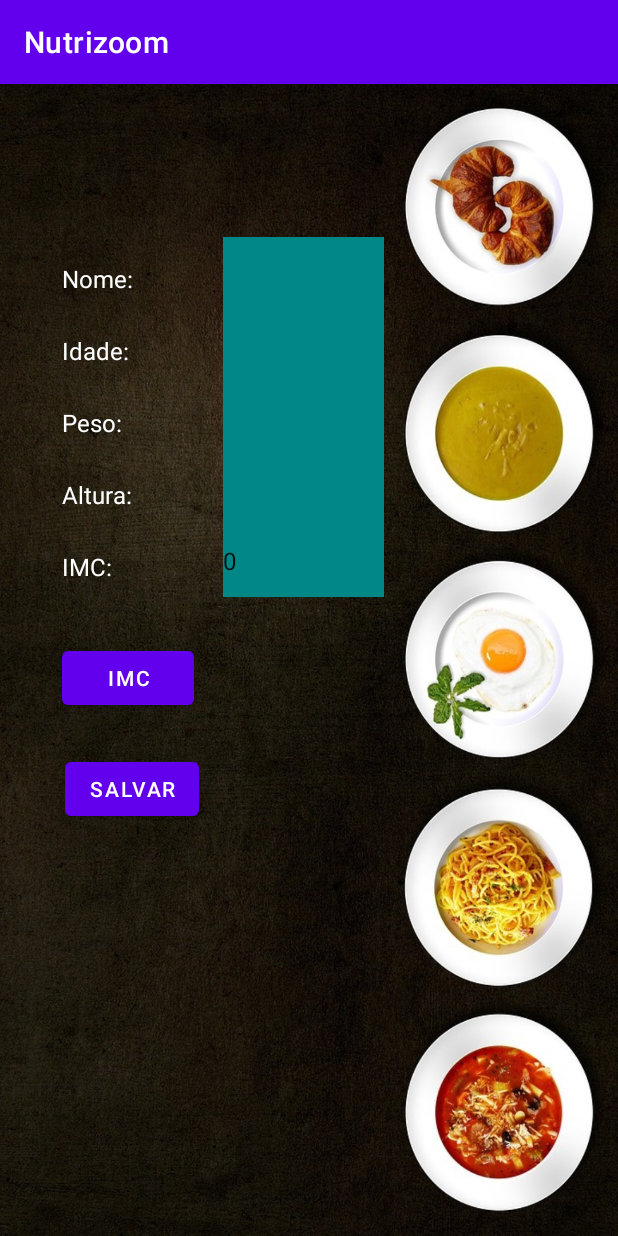
After one commit to ewertonfac/Nutrizoom, an Android app: the PerfilActivity screen opened directly, with no data from a screen before it, on a phone screen of 412 x 824 dp. The commit adds this screen. Run offline under Robolectric (Android 15) with nearby library versions, the phone set to English and light mode, and no system bars.

Commit message:
Telas Perfil e Pesquisa iniciadas.

```diff
--- a/app/build.gradle
+++ b/app/build.gradle
@@ -28,6 +28,7 @@ android {
     buildFeatures {
         viewBinding true
     }
+    namespace 'com.tcc.nutrizoom'
 }
 
 dependencies {
--- /dev/null
+++ b/app/src/main/java/com/tcc/nutrizoom/PerfilActivity.java
@@ -0,0 +1,86 @@
+package com.tcc.nutrizoom;
+
+import androidx.appcompat.app.AppCompatActivity;
+
+import android.os.Bundle;
+import android.text.Editable;
+import android.text.TextWatcher;
+import android.view.View;
+import android.widget.Button;
+import android.widget.EditText;
+
+public class PerfilActivity extends AppCompatActivity {
+
+    private EditText txeNome,txeIdade,txePeso,txeAltura, txeImc;
+    private Button btImc;
+    //private int UsIdade, UsPeso,UsAltura;
+    //private double UsImc;
+    private String UsIdade, UsPeso,UsAltura,UsImc;
+
+    @Override
+    protected void onCreate(Bundle savedInstanceState) {
+        super.onCreate(savedInstanceState);
+        setContentView(R.layout.activity_perfil);
+        txeNome = (EditText)findViewById(R.id.txeNome);
+        txeIdade = (EditText)findViewById(R.id.txeIdade);
+        txeAltura = (EditText)findViewById(R.id.txeAltura);
+        txePeso = (EditText)findViewById(R.id.txePeso);
+        txeImc = (EditText)findViewById(R.id.txeImc);
+        btImc = (Button)findViewById(R.id.btImc);
+
+        /*txePeso.addTextChangedListener(new TextWatcher() {
+            @Override
+            public void beforeTextChanged(CharSequence s, int start, int count, int after) {}
+
+            @Override
+            public void onTextChanged(CharSequence s, int start, int before, int count) {}
+
+            @Override
+            public void afterTextChanged(Editable s) {
+                if(!txeAltura.getText().equals(null)){
+                    int peso = Integer.parseInt(txePeso.getText().toString());
+                    int altura = Integer.parseInt(txeAltura.getText().toString());
+                    double imc = calculaImc(peso,altura);
+                    txeImc.setText(String.valueOf(imc));
+                }
+            }
+        });
+
+        txeAltura.addTextChangedListener(new TextWatcher() {
+            @Override
+            public void beforeTextChanged(CharSequence s, int start, int count, int after) {}
+
+            @Override
+            public void onTextChanged(CharSequence s, int start, int before, int count) {}
+
+            @Override
+            public void afterTextChanged(Editable s) {
+                //if(!txePeso.getText().equals(null)){
+                    int peso = Integer.parseInt(txePeso.getText().toString());
+                    int altura = Integer.parseInt(txeAltura.getText().toString());
+                    double imc = 0;
+                    if(peso>0 && altura>0){
+                        imc = calculaImc(peso,altura);
+                        txeImc.setText(String.valueOf(imc));
+                }
+                //}
+            }
+        });
+
+*/
+        btImc.setOnClickListener(new View.OnClickListener() {
+            public void onClick(View v) {
+                int peso = Integer.parseInt(txePeso.getText().toString());
+                double altura = Double.parseDouble(txeAltura.getText().toString());
+                double imc = 0;
+                //if (peso > 0 && altura > 0) {
+                    imc = calculaImc(peso, altura);
+                    txeImc.setText(String.valueOf(imc));
+                //}
+            }
+        });
+    }
+    public double calculaImc(int peso,double altura){
+        return peso/(altura*altura);
+    }
+}
--- /dev/null
+++ b/app/src/main/res/layout/activity_perfil.xml
@@ -0,0 +1,192 @@
+<?xml version="1.0" encoding="utf-8"?>
+<androidx.constraintlayout.widget.ConstraintLayout xmlns:android="http://schemas.android.com/apk/res/android"
+    xmlns:app="http://schemas.android.com/apk/res-auto"
+    xmlns:tools="http://schemas.android.com/tools"
+    android:layout_width="match_parent"
+    android:layout_height="match_parent"
+    android:background="@drawable/telaperfil2"
+    tools:context=".PerfilActivity">
+
+    <TextView
+        android:id="@+id/txImc"
+        android:layout_width="0dp"
+        android:layout_height="48dp"
+        android:layout_marginStart="41dp"
+        android:layout_marginBottom="26dp"
+        android:gravity="center_vertical"
+        android:text="IMC:"
+        android:textAlignment="viewStart"
+        android:textColor="@color/white"
+        android:textSize="16sp"
+        app:layout_constraintBottom_toTopOf="@+id/btImc"
+        app:layout_constraintEnd_toStartOf="@+id/txeImc"
+        app:layout_constraintStart_toStartOf="parent"
+        app:layout_constraintTop_toBottomOf="@+id/txAltura" />
+
+    <EditText
+        android:id="@+id/txeImc"
+        android:layout_width="0dp"
+        android:layout_height="48dp"
+        android:layout_marginEnd="156dp"
+        android:layout_marginBottom="480dp"
+        android:background="@color/teal_700"
+        android:editable="false"
+        android:ems="10"
+        android:inputType="textPersonName"
+        android:text="0"
+        android:textAlignment="viewStart"
+        android:textSize="16sp"
+        app:layout_constraintBottom_toBottomOf="parent"
+        app:layout_constraintEnd_toEndOf="parent"
+        app:layout_constraintStart_toEndOf="@+id/txImc"
+        app:layout_constraintTop_toBottomOf="@+id/txeAltura" />
+
+    <TextView
+        android:id="@+id/txAltura"
+        android:layout_width="0dp"
+        android:layout_height="48dp"
+        android:layout_marginStart="41dp"
+        android:gravity="center_vertical"
+        android:text="Altura:"
+        android:textAlignment="viewStart"
+        android:textColor="@color/white"
+        android:textSize="16sp"
+        app:layout_constraintBottom_toTopOf="@+id/txImc"
+        app:layout_constraintEnd_toStartOf="@+id/txeAltura"
+        app:layout_constraintStart_toStartOf="parent"
+        app:layout_constraintTop_toBottomOf="@+id/txPeso" />
+
+    <EditText
+        android:id="@+id/txeAltura"
+        android:layout_width="0dp"
+        android:layout_height="48dp"
+        android:layout_marginEnd="156dp"
+        android:background="@color/teal_700"
+        android:ems="10"
+        android:inputType="textPersonName"
+        android:textAlignment="viewStart"
+        android:textSize="16sp"
+        app:layout_constraintBottom_toTopOf="@+id/txeImc"
+        app:layout_constraintEnd_toEndOf="parent"
+        app:layout_constraintStart_toEndOf="@+id/txAltura"
+        app:layout_constraintTop_toBottomOf="@+id/txePeso" />
+
+    <TextView
+        android:id="@+id/txNome"
+        android:layout_width="0dp"
+        android:layout_height="48dp"
+        android:layout_marginStart="41dp"
+        android:layout_marginTop="155dp"
+        android:gravity="center"
+        android:text="Nome:"
+        android:textAlignment="viewStart"
+        android:textColor="@color/white"
+        android:textSize="16sp"
+        app:layout_constraintBottom_toTopOf="@+id/txIdade"
+        app:layout_constraintEnd_toStartOf="@+id/txeNome"
+        app:layout_constraintStart_toStartOf="parent"
+        app:layout_constraintTop_toTopOf="parent" />
+
+    <EditText
+        android:id="@+id/txeNome"
+        android:layout_width="0dp"
+        android:layout_height="48dp"
+        android:layout_marginTop="155dp"
+        android:layout_marginEnd="156dp"
+        android:background="@color/teal_700"
+        android:ems="10"
+        android:gravity="center"
+        android:inputType="textPersonName"
+        android:textAlignment="viewStart"
+        android:textSize="16sp"
+        app:layout_constraintBottom_toTopOf="@+id/txeIdade"
+        app:layout_constraintEnd_toEndOf="parent"
+        app:layout_constraintStart_toEndOf="@+id/txNome"
+        app:layout_constraintTop_toTopOf="parent" />
+
+    <TextView
+        android:id="@+id/txIdade"
+        android:layout_width="0dp"
+        android:layout_height="48dp"
+        android:layout_marginStart="41dp"
+        android:gravity="center"
+        android:text="Idade:"
+        android:textAlignment="viewStart"
+        android:textColor="@color/white"
+        android:textSize="16sp"
+        app:layout_constraintBottom_toTopOf="@+id/txPeso"
+        app:layout_constraintEnd_toStartOf="@+id/txeIdade"
+        app:layout_constraintStart_toStartOf="parent"
+        app:layout_constraintTop_toBottomOf="@+id/txNome" />
+
+    <EditText
+        android:id="@+id/txeIdade"
+        android:layout_width="0dp"
+        android:layout_height="48dp"
+        android:layout_marginEnd="156dp"
+        android:background="@color/teal_700"
+        android:ems="10"
+        android:inputType="textPersonName"
+        android:textAlignment="viewStart"
+        android:textSize="16sp"
+        app:layout_constraintBottom_toTopOf="@+id/txePeso"
+        app:layout_constraintEnd_toEndOf="parent"
+        app:layout_constraintStart_toEndOf="@+id/txIdade"
+        app:layout_constraintTop_toBottomOf="@+id/txeNome" />
+
+    <TextView
+        android:id="@+id/txPeso"
+        android:layout_width="0dp"
+        android:layout_height="48dp"
+        android:layout_marginStart="41dp"
+        android:gravity="center_vertical"
+        android:text="Peso:"
+        android:textAlignment="viewStart"
+        android:textColor="@color/white"
+        android:textSize="16sp"
+        app:layout_constraintBottom_toTopOf="@+id/txAltura"
+        app:layout_constraintEnd_toStartOf="@+id/txePeso"
+        app:layout_constraintStart_toStartOf="parent"
+        app:layout_constraintTop_toBottomOf="@+id/txIdade" />
+
+    <EditText
+        android:id="@+id/txePeso"
+        android:layout_width="0dp"
+        android:layout_height="48dp"
+        android:layout_marginEnd="156dp"
+        android:background="@color/teal_700"
+        android:ems="10"
+        android:inputType="textPersonName"
+        android:textAlignment="viewStart"
+        android:textSize="16sp"
+        app:layout_constraintBottom_toTopOf="@+id/txeAltura"
+        app:layout_constraintEnd_toEndOf="parent"
+        app:layout_constraintStart_toEndOf="@+id/txPeso"
+        app:layout_constraintTop_toBottomOf="@+id/txeIdade" />
+
+    <Button
+        android:id="@+id/btImc"
+        android:layout_width="wrap_content"
+        android:layout_height="48dp"
+        android:layout_marginStart="40dp"
+        android:layout_marginEnd="276dp"
+        android:layout_marginBottom="26dp"
+        android:text="IMC"
+        app:layout_constraintBottom_toTopOf="@+id/btSalvarUsuario"
+        app:layout_constraintEnd_toEndOf="parent"
+        app:layout_constraintHorizontal_bias="0.142"
+        app:layout_constraintStart_toStartOf="parent"
+        app:layout_constraintTop_toBottomOf="@+id/txImc" />
+
+    <Button
+        android:id="@+id/btSalvarUsuario"
+        android:layout_width="wrap_content"
+        android:layout_height="48dp"
+        android:layout_marginBottom="323dp"
+        android:text="Salvar"
+        app:layout_constraintBottom_toBottomOf="parent"
+        app:layout_constraintEnd_toEndOf="parent"
+        app:layout_constraintHorizontal_bias="0.134"
+        app:layout_constraintStart_toStartOf="parent"
+        app:layout_constraintTop_toBottomOf="@+id/btImc" />
+</androidx.constraintlayout.widget.ConstraintLayout>
```
Also changed, not shown: app/src/main/AndroidManifest.xml (+11 -2 lines), app/src/main/java/com/tcc/nutrizoom/MenuPrincipalActivity.java (+28 -0 lines), app/src/main/java/com/tcc/nutrizoom/PesquisaActivity.java (added, +14 -0 lines), app/src/main/java/com/tcc/nutrizoom/Usuario.java (added, +48 -0 lines), app/src/main/res/layout/activity_pesquisa.xml (added, +51 -0 lines), build.gradle (added, +9 -0 lines), gradle.properties (added, +22 -0 lines), settings.gradle (added, +16 -0 lines), app/src/main/res/drawable/telaperfil.jpg (added), app/src/main/res/drawable/telaperfil2.jpg (added), gradle/wrapper/gradle-wrapper.properties (added), 4 other files.
